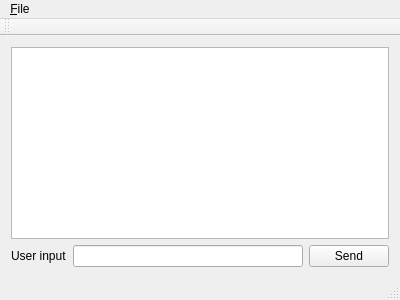
The window that mainwindow.ui (canvon/cvnirc-qt) describes before a commit, drawn with Qt 5.
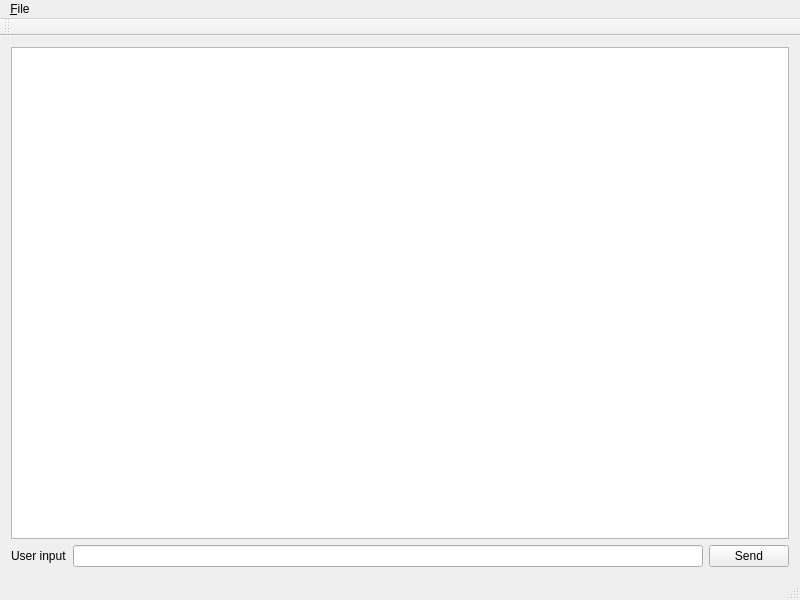
The same window after the commit.

Commit message:
[cvnirc-qt] MainWindow: Start with a window doubly as large
The long lines from IRC can often be overwhelming when the window
is too small.

The edit to the form file:
```diff
--- a/mainwindow.ui
+++ b/mainwindow.ui
@@ -6,8 +6,8 @@
    <rect>
     <x>0</x>
     <y>0</y>
-    <width>400</width>
-    <height>300</height>
+    <width>800</width>
+    <height>600</height>
    </rect>
   </property>
   <property name="windowTitle">
@@ -59,7 +59,7 @@
     <rect>
      <x>0</x>
      <y>0</y>
-     <width>400</width>
+     <width>800</width>
      <height>25</height>
     </rect>
    </property>
```
